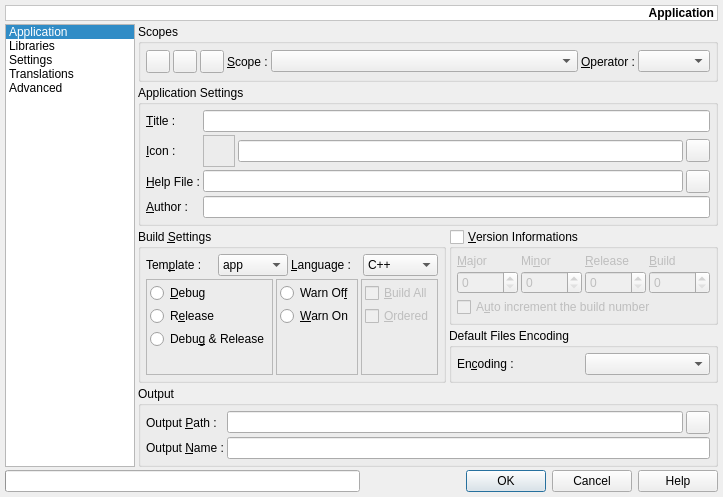
Qt form v2/trunk/plugins/project/QMake/src/ui/UIQMakeProjectSettings.ui (testmana2/mks) before a commit.
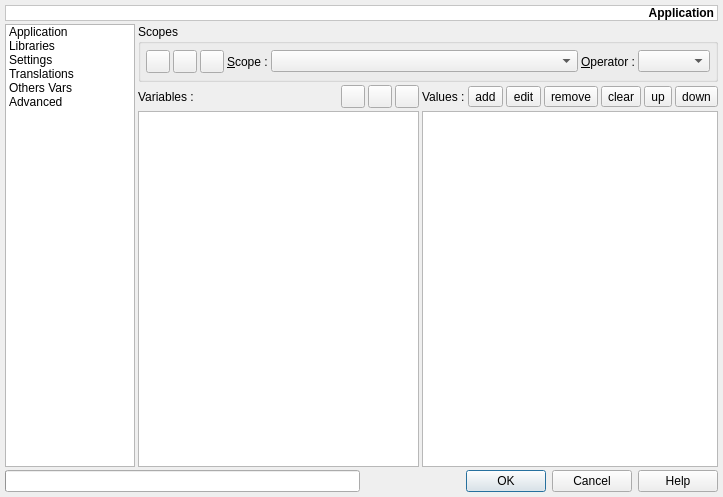
The same form after that commit. Icons and pictures are not drawn.

```diff
--- a/v2/trunk/plugins/project/QMake/src/ui/UIQMakeProjectSettings.ui
+++ b/v2/trunk/plugins/project/QMake/src/ui/UIQMakeProjectSettings.ui
@@ -144,7 +144,7 @@
       <enum>Qt::ElideNone</enum>
      </property>
      <property name="currentRow" >
-      <number>0</number>
+      <number>-1</number>
      </property>
      <item>
       <property name="text" >
@@ -178,6 +178,14 @@
        <iconset resource="../resources/QMake.qrc" >:/icons/icons/translations.png</iconset>
       </property>
      </item>
+     <item>
+      <property name="text" >
+       <string>Others Vars</string>
+      </property>
+      <property name="icon" >
+       <iconset resource="../resources/QMake.qrc" >:/icons/icons/edit.png</iconset>
+      </property>
+     </item>
      <item>
       <property name="text" >
        <string>Advanced</string>
@@ -300,7 +308,7 @@
       </sizepolicy>
      </property>
      <property name="currentIndex" >
-      <number>0</number>
+      <number>4</number>
      </property>
      <widget class="QWidget" name="wApplication" >
       <layout class="QGridLayout" >
@@ -1506,6 +1514,143 @@
        </item>
       </layout>
      </widget>
+     <widget class="QWidget" name="wVariables" >
+      <layout class="QGridLayout" >
+       <property name="leftMargin" >
+        <number>0</number>
+       </property>
+       <property name="topMargin" >
+        <number>0</number>
+       </property>
+       <property name="rightMargin" >
+        <number>0</number>
+       </property>
+       <property name="bottomMargin" >
+        <number>0</number>
+       </property>
+       <property name="horizontalSpacing" >
+        <number>3</number>
+       </property>
+       <property name="verticalSpacing" >
+        <number>3</number>
+       </property>
+       <item row="0" column="0" >
+        <layout class="QHBoxLayout" >
+         <property name="spacing" >
+          <number>3</number>
+         </property>
+         <item>
+          <widget class="QLabel" name="lOthersVariables" >
+           <property name="text" >
+            <string>Variables :</string>
+           </property>
+          </widget>
+         </item>
+         <item>
+          <widget class="QToolButton" name="tbOthersVariablesAdd" >
+           <property name="icon" >
+            <iconset resource="../resources/QMake.qrc" >:/icons/icons/add.png</iconset>
+           </property>
+          </widget>
+         </item>
+         <item>
+          <widget class="QToolButton" name="tbOthersVariablesEdit" >
+           <property name="icon" >
+            <iconset resource="../resources/QMake.qrc" >:/icons/icons/edit.png</iconset>
+           </property>
+          </widget>
+         </item>
+         <item>
+          <widget class="QToolButton" name="tbOthersVariablesRemove" >
+           <property name="icon" >
+            <iconset resource="../resources/QMake.qrc" >:/icons/icons/remove.png</iconset>
+           </property>
+          </widget>
+         </item>
+        </layout>
+       </item>
+       <item row="0" column="1" >
+        <layout class="QHBoxLayout" >
+         <property name="spacing" >
+          <number>3</number>
+         </property>
+         <item>
+          <widget class="QLabel" name="lOthersValues" >
+           <property name="text" >
+            <string>Values :</string>
+           </property>
+          </widget>
+         </item>
+         <item>
+          <widget class="QToolButton" name="tbOthersValuesAdd" >
+           <property name="text" >
+            <string>add</string>
+           </property>
+           <property name="icon" >
+            <iconset resource="../resources/QMake.qrc" >:/icons/icons/add.png</iconset>
+           </property>
+          </widget>
+         </item>
+         <item>
+          <widget class="QToolButton" name="tbOthersValuesEdit" >
+           <property name="text" >
+            <string>edit</string>
+           </property>
+           <property name="icon" >
+            <iconset resource="../resources/QMake.qrc" >:/icons/icons/edit.png</iconset>
+           </property>
+          </widget>
+         </item>
+         <item>
+          <widget class="QToolButton" name="tbOthersValuesRemove" >
+           <property name="text" >
+            <string>remove</string>
+           </property>
+           <property name="icon" >
+            <iconset resource="../resources/QMake.qrc" >:/icons/icons/remove.png</iconset>
+           </property>
+          </widget>
+         </item>
+         <item>
+          <widget class="QToolButton" name="tbOthersValuesClear" >
+           <property name="text" >
+            <string>clear</string>
+           </property>
+           <property name="icon" >
+            <iconset resource="../resources/QMake.qrc" >:/icons/icons/clear.png</iconset>
+           </property>
+          </widget>
+         </item>
+         <item>
+          <widget class="QToolButton" name="tbOthersValuesUp" >
+           <property name="text" >
+            <string>up</string>
+           </property>
+           <property name="icon" >
+            <iconset resource="../resources/QMake.qrc" >:/icons/icons/up.png</iconset>
+           </property>
+          </widget>
+         </item>
+         <item>
+          <widget class="QToolButton" name="tbOthersValuesDown" >
+           <property name="text" >
+            <string>down</string>
+           </property>
+           <property name="icon" >
+            <iconset resource="../resources/QMake.qrc" >:/icons/icons/down.png</iconset>
+           </property>
+          </widget>
+         </item>
+        </layout>
+       </item>
+       <item row="1" column="0" >
+        <widget class="QListWidget" name="lwOthersVariables" />
+       </item>
+       <item row="1" column="1" >
+        <widget class="QListWidget" name="lwOthersValues" />
+       </item>
+      </layout>
+     </widget>
      <widget class="QWidget" name="wAdvanced" >
       <layout class="QGridLayout" >
        <property name="leftMargin" >
```
